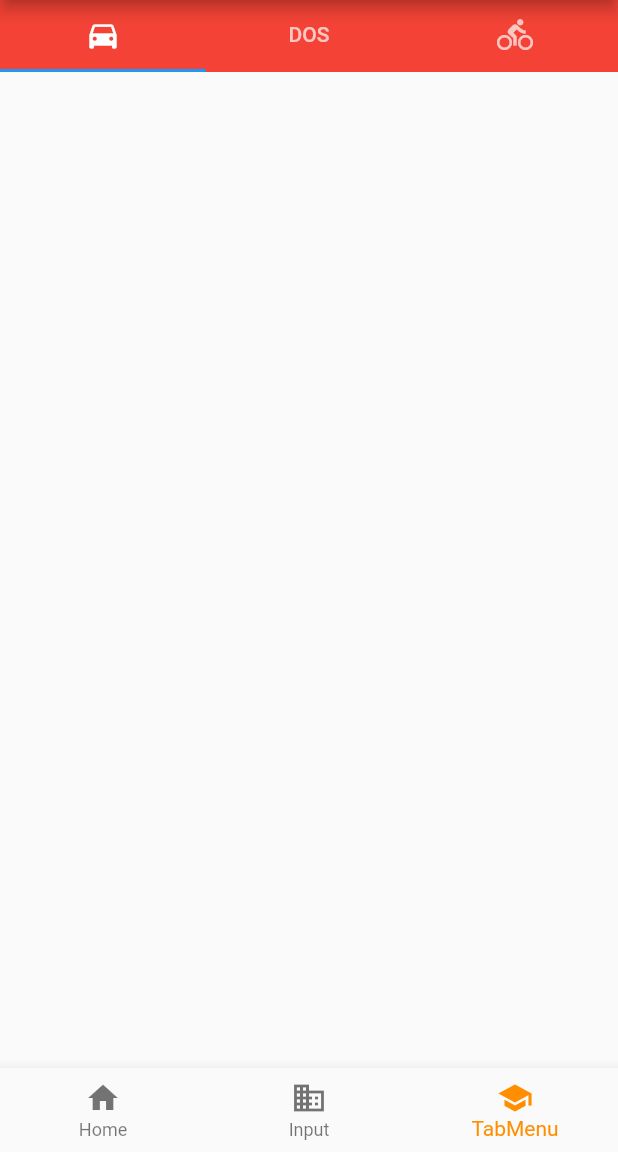
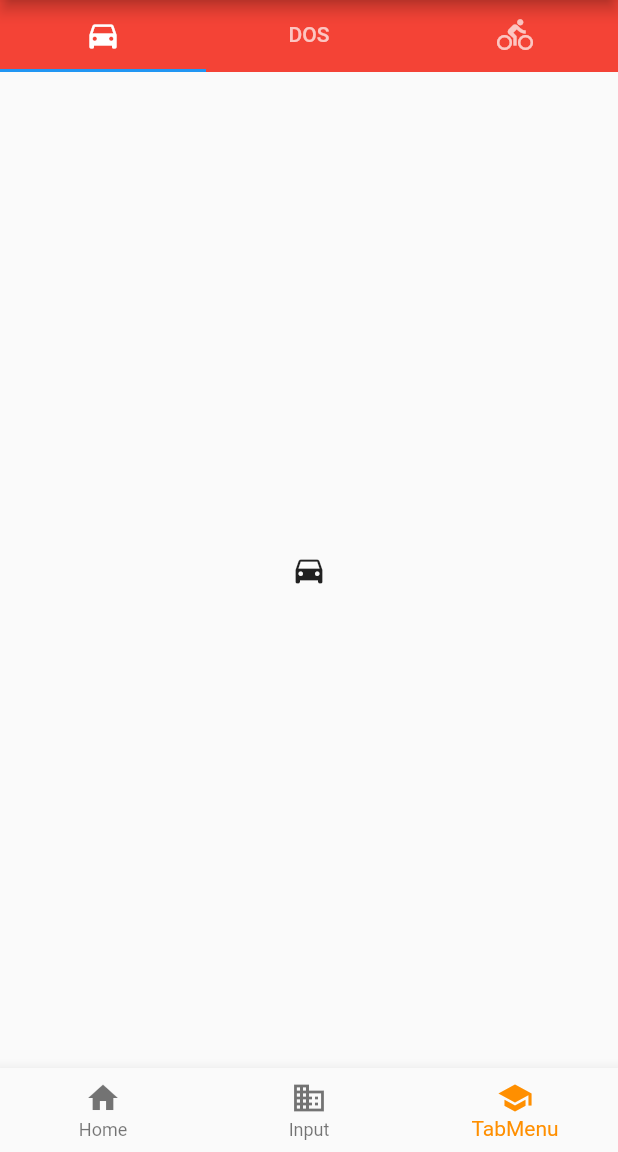
Before and after one commit to mpa19/tutorial_tfg, a Flutter app: the screen it shows after launch, item 3 of the bottom bar chosen, on a phone screen of 412 x 824 dp, the part 84-1236 px from its top. Run offline on Flutter 3.47's test engine with Material 2 defaults, Android fonts, the phone set to English and light mode, and no system bars.

Commit message:
Added context to tabBar

```diff
--- a/lib/tabMenuScreen.dart
+++ b/lib/tabMenuScreen.dart
@@ -30,20 +30,19 @@ class _tabMenuScreenState extends State<tabMenuScreen>{
               ),
             ),
           ),
+          Expanded(
+            child: TabBarView(
+              children: [
+                Icon(Icons.directions_car),
+                FlatButton(
+                  color: Colors.blueGrey,
+                  onPressed: null,),
+                Text('Input and selections',style: TextStyle(color: Colors.white)),
+              ],
+            ),
+          ),
         ],
       ),
     );
   }
 }
-
-
-
-/*Expanded(
-            child: TabBarView(
-              children: [
-                Icon(Icons.directions_car),
-                Icon(Icons.directions_transit),
-                Icon(Icons.directions_bike),
-              ],
-            ),
-          ),*/
```
